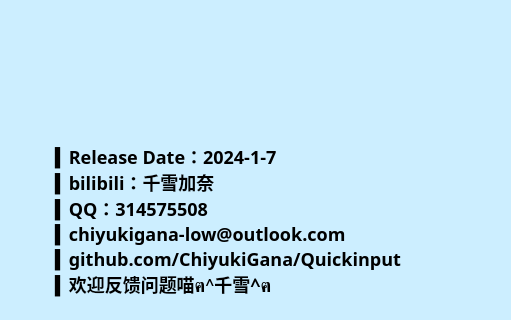
Qt form .ui/AboutUi.ui (ChiyukiGana/Quickinput) before a commit; both pictures show x 0 to 511 and y 0 to 320 of the 640 by 440 pixel window.
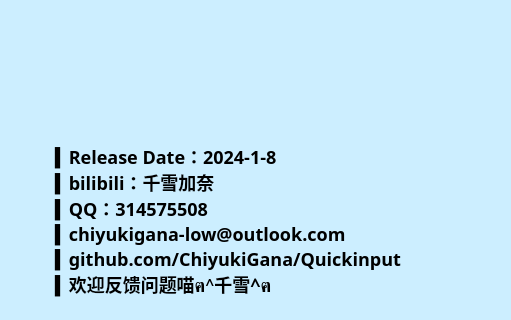
The same form after that commit. Icons and pictures are not drawn.

Diff of the .ui file:
```diff
--- a/.ui/AboutUi.ui
+++ b/.ui/AboutUi.ui
@@ -77,7 +77,7 @@
 QLabel:hover{color:#00F;}</string>
      </property>
      <property name="text">
-      <string>▍Release Date：2024-1-7
+      <string>▍Release Date：2024-1-8
 ▍bilibili：千雪加奈
 ▍QQ：314575508
 ▍chiyukigana-low@outlook.com
```
